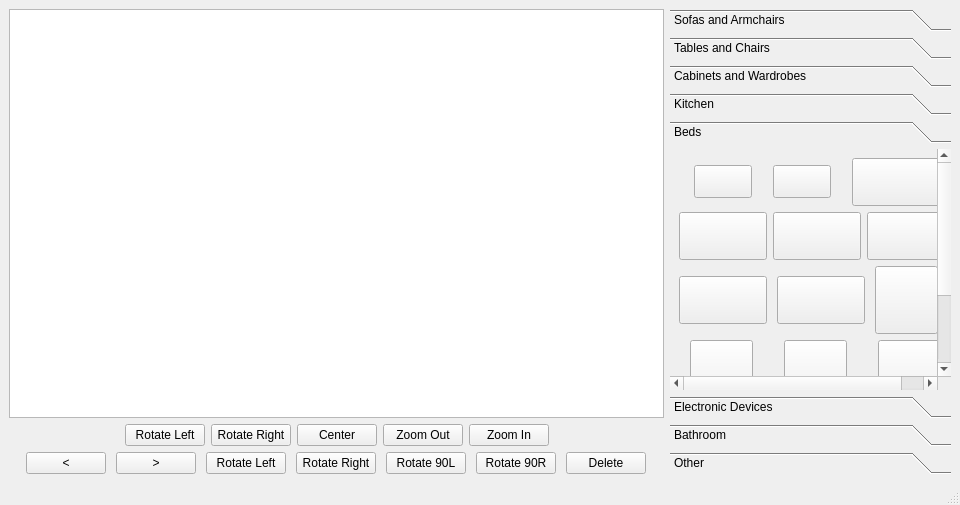
The window that src/ui/template_window.ui (ajvazz/Home-Planner-2D) describes before a commit, drawn with Qt 5.
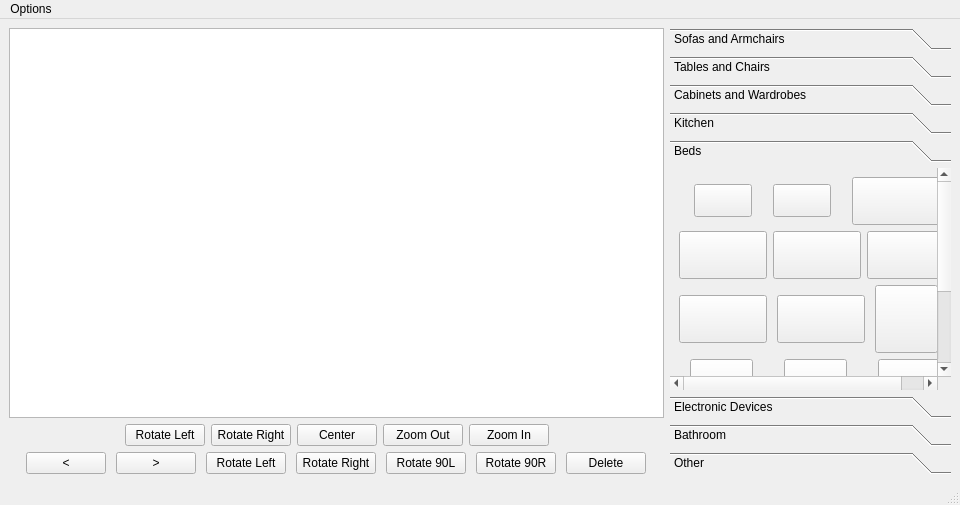
The same window after the commit. Icons and pictures are not drawn.

Commit message:
Added a shortcuts list in menu bar option
This menu bar was added for the third time, for some reason it keeps
deleting itself.

What changed in the file:
```diff
--- a/src/ui/template_window.ui
+++ b/src/ui/template_window.ui
@@ -28,9 +28,6 @@
         <property name="cursor" stdset="0">
          <cursorShape>ArrowCursor</cursorShape>
         </property>
-        <property name="autoFillBackground">
-         <bool>false</bool>
-        </property>
         <property name="backgroundBrush">
          <brush brushstyle="CrossPattern">
           <color alpha="255">
@@ -5398,6 +5395,16 @@
      <height>22</height>
     </rect>
    </property>
+   <widget class="QMenu" name="menuOptions">
+    <property name="title">
+     <string>Options</string>
+    </property>
+    <addaction name="actionClear_All"/>
+    <addaction name="actionShortcuts"/>
+    <addaction name="separator"/>
+    <addaction name="actionQuit"/>
+   </widget>
+   <addaction name="menuOptions"/>
   </widget>
   <widget class="QStatusBar" name="statusbar"/>
   <action name="actionClear_All">
```
Left out of the diff: 23 changed lines with no effect on the pictures.
